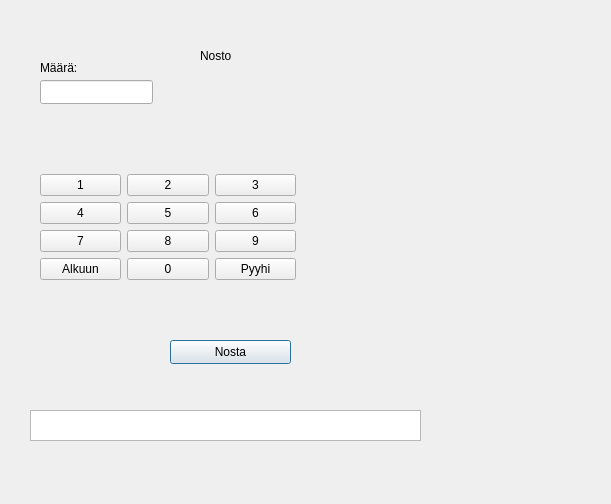
First picture: the form in bank-automat/withdrawbalance.ui, repository t3roja/ATM, before the edit.
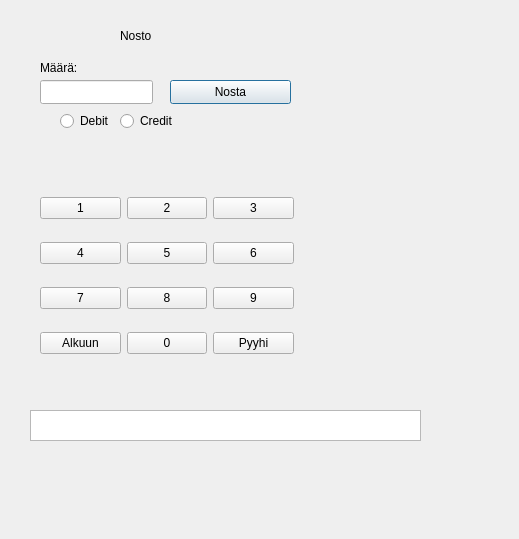
Second picture: the form after the edit.

The edit to the form file:
```diff
--- a/bank-automat/withdrawbalance.ui
+++ b/bank-automat/withdrawbalance.ui
@@ -6,8 +6,8 @@
    <rect>
     <x>0</x>
     <y>0</y>
-    <width>611</width>
-    <height>504</height>
+    <width>519</width>
+    <height>539</height>
    </rect>
   </property>
   <property name="windowTitle">
@@ -50,7 +50,7 @@
    <property name="geometry">
     <rect>
      <x>170</x>
-     <y>340</y>
+     <y>80</y>
      <width>121</width>
      <height>24</height>
     </rect>
@@ -62,8 +62,8 @@
   <widget class="QLabel" name="label_2">
    <property name="geometry">
     <rect>
-     <x>200</x>
-     <y>40</y>
+     <x>120</x>
+     <y>20</y>
      <width>161</width>
      <height>31</height>
     </rect>
@@ -76,13 +76,22 @@
    <property name="geometry">
     <rect>
      <x>40</x>
-     <y>130</y>
+     <y>183</y>
      <width>256</width>
-     <height>194</height>
+     <height>141</height>
     </rect>
    </property>
-   <layout class="QVBoxLayout" name="verticalLayout">
-    <item>
+   <layout class="QVBoxLayout" name="verticalLayout"/>
+  </widget>
+  <widget class="QWidget" name="">
+   <property name="geometry">
+    <rect>
+     <x>40</x>
+     <y>180</y>
+     <width>254</width>
+     <height>192</height>
+    </rect>
+   </property>
      <layout class="QGridLayout" name="gridLayout">
       <item row="1" column="2">
        <widget class="QPushButton" name="btn6">
@@ -169,8 +178,32 @@
        </widget>
       </item>
      </layout>
-    </item>
-   </layout>
+  </widget>
+  <widget class="QRadioButton" name="radioButtonDebit">
+   <property name="geometry">
+    <rect>
+     <x>60</x>
+     <y>110</y>
+     <width>91</width>
+     <height>22</height>
+    </rect>
+   </property>
+   <property name="text">
+    <string>Debit</string>
+   </property>
+  </widget>
+  <widget class="QRadioButton" name="radioButtonCredit">
+   <property name="geometry">
+    <rect>
+     <x>120</x>
+     <y>110</y>
+     <width>91</width>
+     <height>22</height>
+    </rect>
+   </property>
+   <property name="text">
+    <string>Credit</string>
+   </property>
   </widget>
  </widget>
  <resources/>
```
Lines whose indentation alone changed are shown as unchanged.
